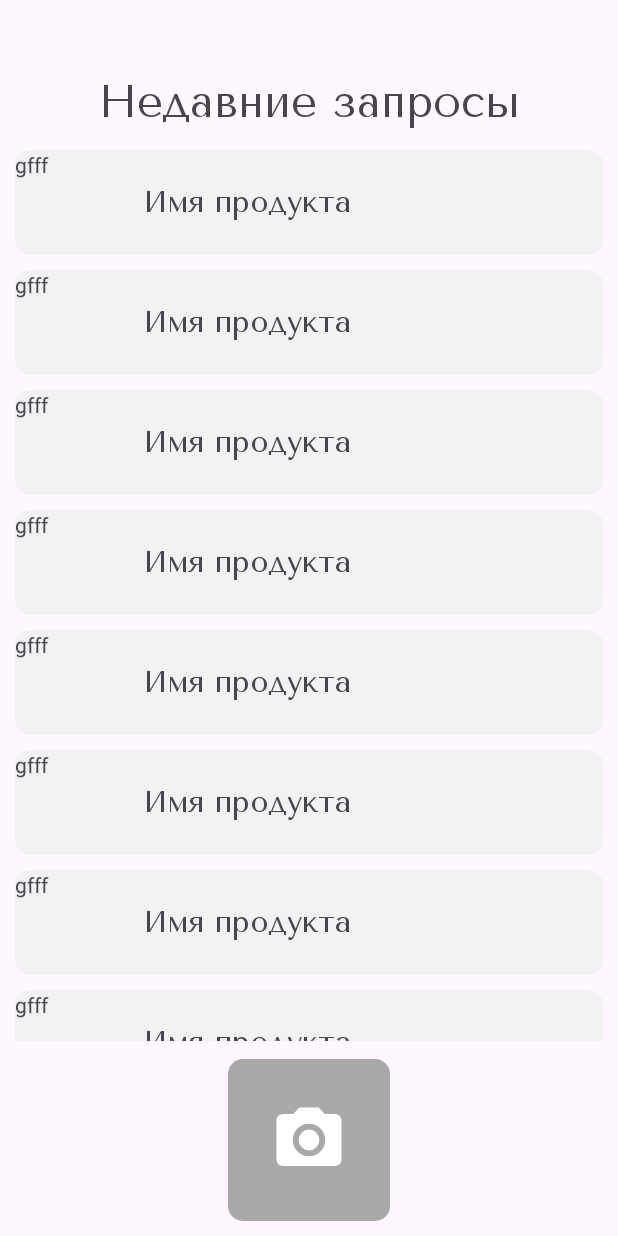
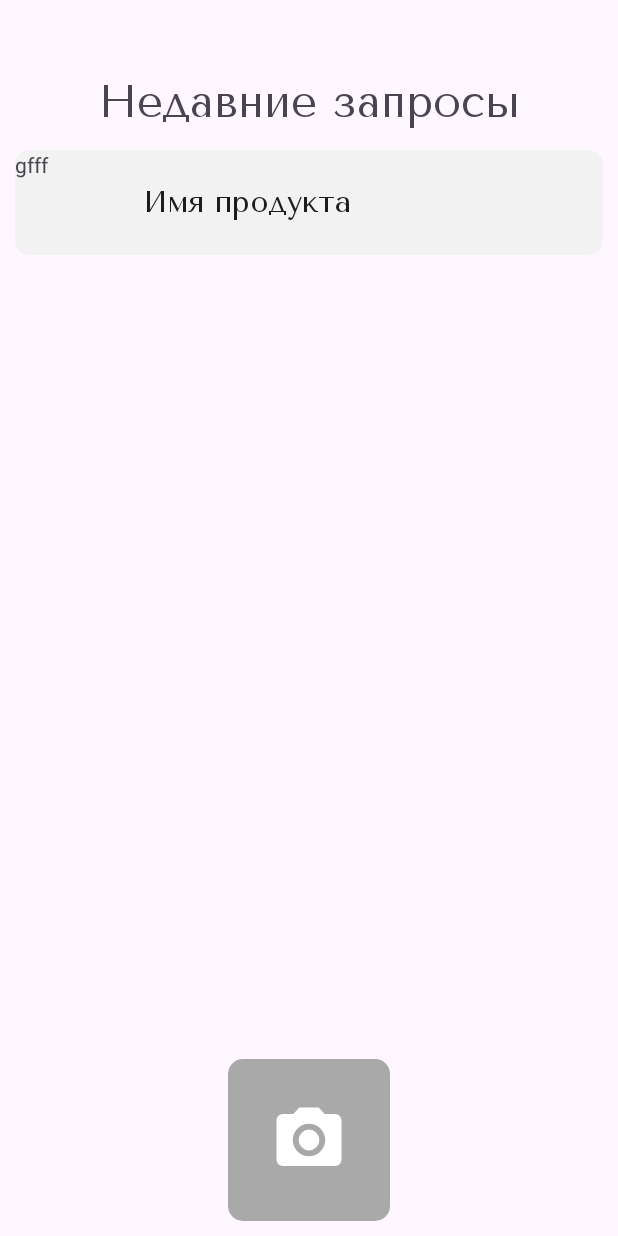
Before and after one commit to XiennM/scanBarcode, an Android app: the screen it shows after launch (MainActivity), on a phone screen of 412 x 824 dp. Run offline under Robolectric (Android 15) with nearby library versions, the phone set to English and light mode, and no system bars; 2 statements that could not run were skipped.

Commit message:
interface update

```diff
--- a/app/build.gradle.kts
+++ b/app/build.gradle.kts
@@ -33,6 +33,10 @@ android {
     kotlinOptions {
         jvmTarget = "11"
     }
+
+    buildFeatures{
+        viewBinding = true
+    }
 }
 
 dependencies {
--- a/app/src/main/java/com/example/diplom_1/MainActivity.kt
+++ b/app/src/main/java/com/example/diplom_1/MainActivity.kt
@@ -1,20 +1,31 @@
 package com.example.diplom_1
 
 import android.os.Bundle
+import android.widget.LinearLayout
 import androidx.activity.enableEdgeToEdge
 import androidx.appcompat.app.AppCompatActivity
-import androidx.core.view.ViewCompat
-import androidx.core.view.WindowInsetsCompat
+import com.example.diplom_1.databinding.ActivityMainWindowBinding
 
 class MainActivity : AppCompatActivity() {
+
+    private var _binding: ActivityMainWindowBinding? = null
+    private val binding
+        get() = _binding ?: throw IllegalStateException("null ActivityMainWindow")
+
     override fun onCreate(savedInstanceState: Bundle?) {
+
         super.onCreate(savedInstanceState)
+
+        _binding = ActivityMainWindowBinding.inflate(layoutInflater)
+        setContentView(binding.root)
+
         enableEdgeToEdge()
-        setContentView(R.layout.activity_main)
-        /*ViewCompat.setOnApplyWindowInsetsListener(findViewById(R.id.main)) { v, insets ->
-            val systemBars = insets.getInsets(WindowInsetsCompat.Type.systemBars())
-            v.setPadding(systemBars.left, systemBars.top, systemBars.right, systemBars.bottom)
-            insets
-        }*/
+        setContentView(R.layout.activity_main_window)
+
+
+//        val recentVariable: LinearLayout = findViewById(R.id.recentVariable)
+
+
+
     }
 }
--- a/app/src/main/res/layout/activity_main.xml
+++ /dev/null
@@ -1,300 +0,0 @@
-<?xml version="1.0" encoding="utf-8"?>
-<androidx.constraintlayout.widget.ConstraintLayout xmlns:android="http://schemas.android.com/apk/res/android"
-    xmlns:app="http://schemas.android.com/apk/res-auto"
-    xmlns:tools="http://schemas.android.com/tools"
-    android:id="@+id/main"
-    android:layout_width="match_parent"
-    android:layout_height="match_parent"
-    tools:context=".MainActivity"
-    android:orientation="vertical">
-
-
-    <TextView
-        android:id="@+id/textView"
-        android:layout_width="wrap_content"
-        android:layout_height="wrap_content"
-        android:fontFamily="@font/tenor_sans"
-        android:text="Недавние запросы"
-        android:textSize="30sp"
-        android:layout_marginTop="50dp"
-        app:layout_constraintEnd_toEndOf="parent"
-        app:layout_constraintStart_toStartOf="parent"
-        app:layout_constraintTop_toTopOf="parent" />
-
-
-    <ScrollView
-        android:layout_width="match_parent"
-        android:layout_height="match_parent"
-        android:scrollbarAlwaysDrawVerticalTrack="true"
-        android:scrollbars="vertical"
-        android:paddingTop="90dp"
-        android:paddingBottom="130dp">
-
-        <LinearLayout
-            android:layout_width="match_parent"
-            android:layout_height="wrap_content"
-            android:layout_marginHorizontal="10dp"
-            android:orientation="vertical">
-
-
-            <LinearLayout
-                android:layout_width="match_parent"
-                android:layout_height="70dp"
-                android:layout_marginTop="10dp"
-                android:background="@drawable/shape_rounded_variants"
-                android:gravity="center_vertical"
-                android:orientation="horizontal">
-
-                <TextView
-                    android:layout_width="70dp"
-                    android:layout_height="70dp"
-                    android:text="gfff" />
-
-                <TextView
-                    android:layout_width="wrap_content"
-                    android:layout_height="wrap_content"
-                    android:layout_marginLeft="15dp"
-                    android:fontFamily="@font/tenor_sans"
-                    android:text="Имя продукта"
-                    android:textSize="20dp" />
-
-
-            </LinearLayout>
-
-            <LinearLayout
-                android:layout_width="match_parent"
-                android:layout_height="70dp"
-                android:layout_marginTop="10dp"
-                android:background="@drawable/shape_rounded_variants"
-                android:gravity="center_vertical"
-                android:orientation="horizontal">
-
-                <TextView
-                    android:layout_width="70dp"
-                    android:layout_height="70dp"
-                    android:text="gfff" />
-
-                <TextView
-                    android:layout_width="wrap_content"
-                    android:layout_height="wrap_content"
-                    android:layout_marginLeft="15dp"
-                    android:fontFamily="@font/tenor_sans"
-                    android:text="Имя продукта"
-                    android:textSize="20dp" />
-
-
-            </LinearLayout>
-
-            <LinearLayout
-                android:layout_width="match_parent"
-                android:layout_height="70dp"
-                android:layout_marginTop="10dp"
-                android:background="@drawable/shape_rounded_variants"
-                android:gravity="center_vertical"
-                android:orientation="horizontal">
-
-                <TextView
-                    android:layout_width="70dp"
-                    android:layout_height="70dp"
-                    android:text="gfff" />
-
-                <TextView
-                    android:layout_width="wrap_content"
-                    android:layout_height="wrap_content"
-                    android:layout_marginLeft="15dp"
-                    android:fontFamily="@font/tenor_sans"
-                    android:text="Имя продукта"
-                    android:textSize="20dp" />
-
-
-            </LinearLayout>
-
-            <LinearLayout
-                android:layout_width="match_parent"
-                android:layout_height="70dp"
-                android:layout_marginTop="10dp"
-                android:background="@drawable/shape_rounded_variants"
-                android:gravity="center_vertical"
-                android:orientation="horizontal">
-
-                <TextView
-                    android:layout_width="70dp"
-                    android:layout_height="70dp"
-                    android:text="gfff" />
-
-                <TextView
-                    android:layout_width="wrap_content"
-                    android:layout_height="wrap_content"
-                    android:layout_marginLeft="15dp"
-                    android:fontFamily="@font/tenor_sans"
-                    android:text="Имя продукта"
-                    android:textSize="20dp" />
-
-
-            </LinearLayout>
-
-            <LinearLayout
-                android:layout_width="match_parent"
-                android:layout_height="70dp"
-                android:layout_marginTop="10dp"
-                android:background="@drawable/shape_rounded_variants"
-                android:gravity="center_vertical"
-                android:orientation="horizontal">
-
-                <TextView
-                    android:layout_width="70dp"
-                    android:layout_height="70dp"
-                    android:text="gfff" />
-
-                <TextView
-                    android:layout_width="wrap_content"
-                    android:layout_height="wrap_content"
-                    android:layout_marginLeft="15dp"
-                    android:fontFamily="@font/tenor_sans"
-                    android:text="Имя продукта"
-                    android:textSize="20dp" />
-
-
-            </LinearLayout>
-
-            <LinearLayout
-                android:layout_width="match_parent"
-                android:layout_height="70dp"
-                android:layout_marginTop="10dp"
-                android:background="@drawable/shape_rounded_variants"
-                android:gravity="center_vertical"
-                android:orientation="horizontal">
-
-                <TextView
-                    android:layout_width="70dp"
-                    android:layout_height="70dp"
-                    android:text="gfff" />
-
-                <TextView
-                    android:layout_width="wrap_content"
-                    android:layout_height="wrap_content"
-                    android:layout_marginLeft="15dp"
-                    android:fontFamily="@font/tenor_sans"
-                    android:text="Имя продукта"
-                    android:textSize="20dp" />
-
-
-            </LinearLayout>
-
-            <LinearLayout
-                android:layout_width="match_parent"
-                android:layout_height="70dp"
-                android:layout_marginTop="10dp"
-                android:background="@drawable/shape_rounded_variants"
-                android:gravity="center_vertical"
-                android:orientation="horizontal">
-
-                <TextView
-                    android:layout_width="70dp"
-                    android:layout_height="70dp"
-                    android:text="gfff" />
-
-                <TextView
-                    android:layout_width="wrap_content"
-                    android:layout_height="wrap_content"
-                    android:layout_marginLeft="15dp"
-                    android:fontFamily="@font/tenor_sans"
-                    android:text="Имя продукта"
-                    android:textSize="20dp" />
-
-
-            </LinearLayout>
-
-            <LinearLayout
-                android:layout_width="match_parent"
-                android:layout_height="70dp"
-                android:layout_marginTop="10dp"
-                android:background="@drawable/shape_rounded_variants"
-                android:gravity="center_vertical"
-                android:orientation="horizontal">
-
-                <TextView
-                    android:layout_width="70dp"
-                    android:layout_height="70dp"
-                    android:text="gfff" />
-
-                <TextView
-                    android:layout_width="wrap_content"
-                    android:layout_height="wrap_content"
-                    android:layout_marginLeft="15dp"
-                    android:fontFamily="@font/tenor_sans"
-                    android:text="Имя продукта"
-                    android:textSize="20dp" />
-
-
-            </LinearLayout>
-
-            <LinearLayout
-                android:layout_width="match_parent"
-                android:layout_height="70dp"
-                android:layout_marginTop="10dp"
-                android:background="@drawable/shape_rounded_variants"
-                android:gravity="center_vertical"
-                android:orientation="horizontal">
-
-                <TextView
-                    android:layout_width="70dp"
-                    android:layout_height="70dp"
-                    android:text="gfff" />
-
-                <TextView
-                    android:layout_width="wrap_content"
-                    android:layout_height="wrap_content"
-                    android:layout_marginLeft="15dp"
-                    android:fontFamily="@font/tenor_sans"
-                    android:text="Имя продукта"
-                    android:textSize="20dp" />
-
-
-            </LinearLayout>
-
-            <LinearLayout
-                android:layout_width="match_parent"
-                android:layout_height="70dp"
-                android:layout_marginTop="10dp"
-                android:background="@drawable/shape_rounded_variants"
-                android:gravity="center_vertical"
-                android:orientation="horizontal">
-
-                <TextView
-                    android:layout_width="70dp"
-                    android:layout_height="70dp"
-                    android:text="gfff" />
-
-                <TextView
-                    android:layout_width="wrap_content"
-                    android:layout_height="wrap_content"
-                    android:layout_marginLeft="15dp"
-                    android:fontFamily="@font/tenor_sans"
-                    android:text="Имя продукта"
-                    android:textSize="20dp" />
-
-
-            </LinearLayout>
-
-        </LinearLayout>
-
-    </ScrollView>
-
-    <ImageButton
-        android:id="@+id/imageButton"
-        android:layout_width="wrap_content"
-        android:layout_height="wrap_content"
-        android:background="@drawable/shape_rounded_variants"
-        android:backgroundTint="#A9A9A9"
-        android:src="@drawable/ic_photo_foreground"
-        app:layout_constraintBottom_toBottomOf="parent"
-        app:layout_constraintEnd_toEndOf="parent"
-        app:layout_constraintStart_toStartOf="parent"
-        android:layout_marginBottom="10dp"
-        >
-
-    </ImageButton>
-
-
-</androidx.constraintlayout.widget.ConstraintLayout>
--- /dev/null
+++ b/app/src/main/res/layout/activity_main_window.xml
@@ -0,0 +1,83 @@
+<?xml version="1.0" encoding="utf-8"?>
+<androidx.constraintlayout.widget.ConstraintLayout xmlns:android="http://schemas.android.com/apk/res/android"
+    xmlns:app="http://schemas.android.com/apk/res-auto"
+    xmlns:tools="http://schemas.android.com/tools"
+    android:id="@+id/main"
+    android:layout_width="match_parent"
+    android:layout_height="match_parent"
+    tools:context=".MainActivity"
+    android:orientation="vertical">
+
+
+    <TextView
+        android:id="@+id/tvRecent"
+        android:layout_width="wrap_content"
+        android:layout_height="wrap_content"
+        android:fontFamily="@font/tenor_sans"
+        android:text="Недавние запросы"
+        android:textSize="30sp"
+        android:layout_marginTop="50dp"
+        app:layout_constraintEnd_toEndOf="parent"
+        app:layout_constraintStart_toStartOf="parent"
+        app:layout_constraintTop_toTopOf="parent" />
+
+
+    <ScrollView
+        android:layout_width="match_parent"
+        android:layout_height="match_parent"
+        android:scrollbarAlwaysDrawVerticalTrack="true"
+        android:scrollbars="vertical"
+        android:paddingTop="90dp">
+
+        <LinearLayout
+            android:layout_width="match_parent"
+            android:layout_height="wrap_content"
+            android:layout_marginHorizontal="10dp"
+            android:orientation="vertical">
+
+
+            <LinearLayout
+                android:id="@+id/recentVariable"
+                android:layout_width="match_parent"
+                android:layout_height="70dp"
+                android:layout_marginTop="10dp"
+                android:background="@drawable/shape_rounded_variants"
+                android:gravity="center_vertical"
+                android:orientation="horizontal">
+
+                <TextView
+                    android:layout_width="70dp"
+                    android:layout_height="70dp"
+                    android:text="gfff" />
+
+                <TextView
+                    android:layout_width="wrap_content"
+                    android:layout_height="wrap_content"
+                    style="@style/recent_view_variable"
+                    android:text="Имя продукта"/>
+
+
+            </LinearLayout>
+
+        </LinearLayout>
+
+    </ScrollView>
+
+    <ImageButton
+        android:id="@+id/btnPhoto"
+        android:layout_width="wrap_content"
+        android:layout_height="wrap_content"
+        android:background="@drawable/shape_rounded_variants"
+        android:backgroundTint="#A9A9A9"
+        android:contentDescription="@string/photo_button"
+        android:src="@drawable/ic_photo_foreground"
+        app:layout_constraintBottom_toBottomOf="parent"
+        app:layout_constraintEnd_toEndOf="parent"
+        app:layout_constraintStart_toStartOf="parent"
+        android:layout_marginBottom="10dp"
+        >
+
+    </ImageButton>
+
+
+</androidx.constraintlayout.widget.ConstraintLayout>
--- a/app/src/main/res/values/strings.xml
+++ b/app/src/main/res/values/strings.xml
@@ -1,3 +1,4 @@
 <resources>
     <string name="app_name">diplom_1</string>
+    <string name="photo_button">photo button</string>
 </resources>
--- /dev/null
+++ b/app/src/main/res/values/styles.xml
@@ -0,0 +1,10 @@
+<?xml version="1.0" encoding="utf-8"?>
+<resources>
+
+    <style name="recent_view_variable" parent="TextAppearance.AppCompat">
+        <item name="fontFamily">@font/tenor_sans</item>
+        <item name="android:textSize">20dp</item>
+        <item name="android:layout_marginStart">15dp</item>
+    </style>
+
+</resources>
--- a/app/src/main/res/values/themes.xml
+++ b/app/src/main/res/values/themes.xml
@@ -3,6 +3,8 @@
     <style name="Base.Theme.Diplom_1" parent="Theme.Material3.DayNight.NoActionBar">
         <!-- Customize your light theme here. -->
         <!-- <item name="colorPrimary">@color/my_light_primary</item> -->
+        <item name="android:statusBarColor">@color/white</item>
+        <item name="android:windowLightStatusBar">true</item>
     </style>
 
     <style name="Theme.Diplom_1" parent="Base.Theme.Diplom_1" />
```
